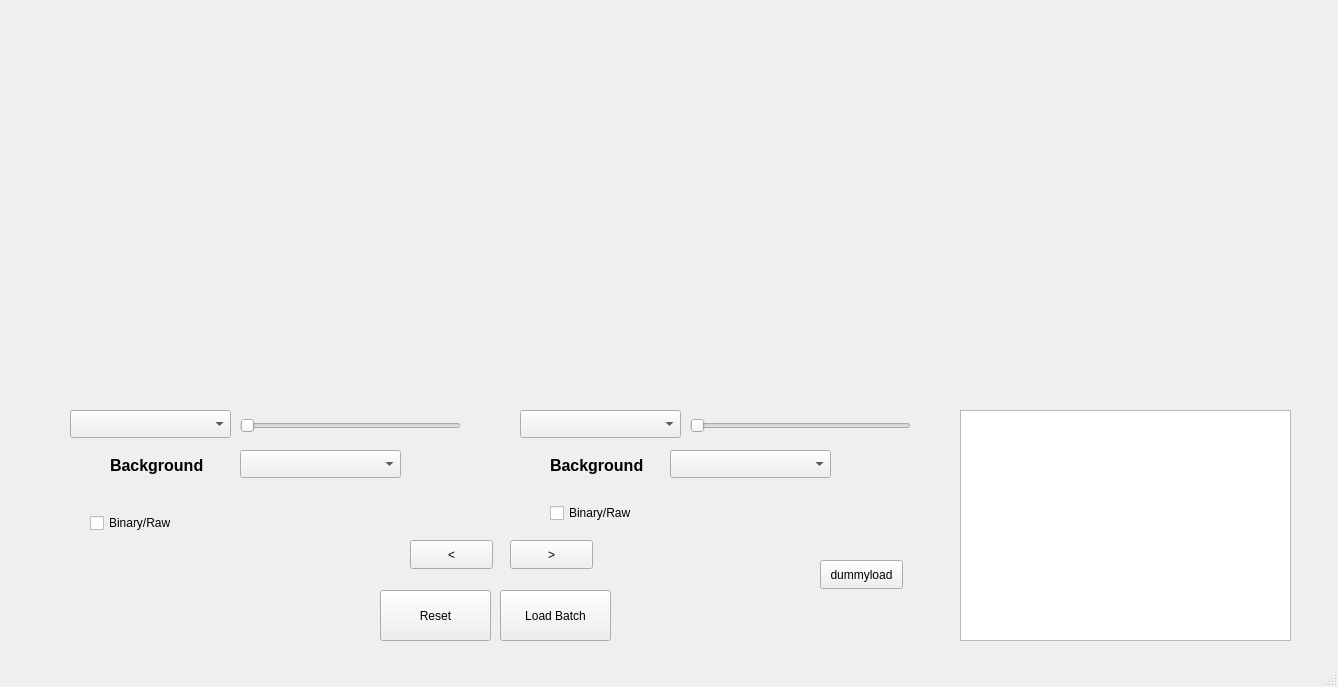
Above: form.ui from youssefshawki9/uncertainty-interactive-visualization before the change. Below: the same form after it.
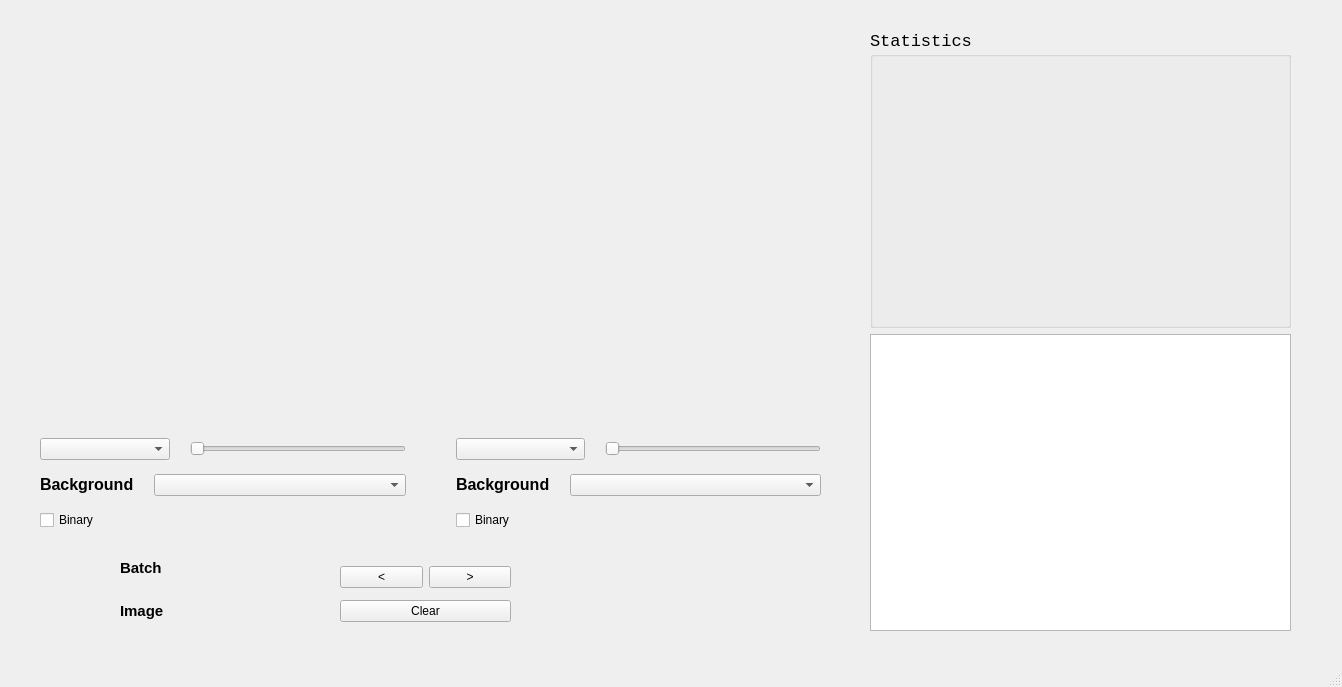
That is the form after the change.

Commit message: Some metrics added + polished UI

Patch:
```diff
--- a/form.ui
+++ b/form.ui
@@ -6,267 +6,331 @@
    <rect>
     <x>0</x>
     <y>0</y>
-    <width>1338</width>
+    <width>1342</width>
     <height>687</height>
    </rect>
   </property>
+  <property name="sizePolicy">
+   <sizepolicy hsizetype="MinimumExpanding" vsizetype="MinimumExpanding">
+    <horstretch>0</horstretch>
+    <verstretch>0</verstretch>
+   </sizepolicy>
+  </property>
   <property name="windowTitle">
    <string>MainWindow</string>
   </property>
   <widget class="QWidget" name="centralwidget">
-   <widget class="QWidget" name="horizontalLayoutWidget">
+   <property name="sizePolicy">
+    <sizepolicy hsizetype="Fixed" vsizetype="Fixed">
+     <horstretch>0</horstretch>
+     <verstretch>0</verstretch>
+    </sizepolicy>
+   </property>
+   <widget class="QWidget" name="verticalLayoutWidget_2">
     <property name="geometry">
      <rect>
-      <x>130</x>
-      <y>20</y>
-      <width>331</width>
-      <height>381</height>
+      <x>120</x>
+      <y>550</y>
+      <width>160</width>
+      <height>80</height>
      </rect>
     </property>
-    <layout class="QHBoxLayout" name="horizontalLayout_1"/>
+    <layout class="QVBoxLayout" name="verticalLayout">
+     <item>
+      <widget class="QLabel" name="batchLabel">
+       <property name="font">
+        <font>
+         <pointsize>11</pointsize>
+         <bold>true</bold>
+        </font>
+       </property>
+       <property name="autoFillBackground">
+        <bool>false</bool>
+       </property>
+       <property name="text">
+        <string>&lt;html&gt;&lt;head/&gt;&lt;body&gt;&lt;p&gt;&lt;span style=&quot; font-size:11pt; font-weight:700;&quot;&gt;Batch&lt;/span&gt;&lt;/p&gt;&lt;/body&gt;&lt;/html&gt;</string>
+       </property>
+      </widget>
+     </item>
+     <item>
+      <widget class="QLabel" name="imageLabel">
+       <property name="font">
+        <font>
+         <pointsize>11</pointsize>
+         <bold>true</bold>
+        </font>
+       </property>
+       <property name="autoFillBackground">
+        <bool>false</bool>
+       </property>
+       <property name="text">
+        <string>&lt;html&gt;&lt;head/&gt;&lt;body&gt;&lt;p&gt;&lt;span style=&quot; font-size:11pt; font-weight:700;&quot;&gt;Image&lt;/span&gt;&lt;/p&gt;&lt;/body&gt;&lt;/html&gt;</string>
+       </property>
+      </widget>
+     </item>
+    </layout>
    </widget>
-   <widget class="QPushButton" name="pushButton_2">
+   <widget class="QLabel" name="dataframeLabel">
     <property name="geometry">
      <rect>
-      <x>380</x>
-      <y>590</y>
-      <width>111</width>
-      <height>51</height>
-     </rect>
-    </property>
-    <property name="text">
-     <string>Reset</string>
-    </property>
-   </widget>
-   <widget class="QPushButton" name="loadBatchButton">
-    <property name="geometry">
-     <rect>
-      <x>500</x>
-      <y>590</y>
-      <width>111</width>
-      <height>51</height>
-     </rect>
-    </property>
-    <property name="text">
-     <string>Load Batch</string>
-    </property>
-   </widget>
-   <widget class="QPushButton" name="prevButton">
-    <property name="geometry">
-     <rect>
-      <x>410</x>
-      <y>540</y>
-      <width>83</width>
-      <height>29</height>
-     </rect>
-    </property>
-    <property name="text">
-     <string>&lt;</string>
-    </property>
-   </widget>
-   <widget class="QPushButton" name="nextButton">
-    <property name="geometry">
-     <rect>
-      <x>510</x>
-      <y>540</y>
-      <width>83</width>
-      <height>29</height>
-     </rect>
-    </property>
-    <property name="text">
-     <string>&gt;</string>
-    </property>
-   </widget>
-   <widget class="QLabel" name="batchLabel">
-    <property name="geometry">
-     <rect>
-      <x>240</x>
-      <y>540</y>
-      <width>111</width>
-      <height>31</height>
-     </rect>
-    </property>
-    <property name="text">
-     <string/>
-    </property>
-   </widget>
-   <widget class="QLabel" name="imageLabel">
-    <property name="geometry">
-     <rect>
-      <x>210</x>
-      <y>510</y>
+      <x>630</x>
+      <y>570</y>
       <width>131</width>
-      <height>20</height>
+      <height>31</height>
      </rect>
     </property>
     <property name="text">
      <string/>
     </property>
    </widget>
-   <widget class="QSlider" name="ThresholdSlider_1">
+   <widget class="QWidget" name="layoutWidget">
     <property name="geometry">
      <rect>
-      <x>240</x>
-      <y>410</y>
-      <width>221</width>
-      <height>31</height>
+      <x>40</x>
+      <y>30</y>
+      <width>781</width>
+      <height>391</height>
      </rect>
     </property>
-    <property name="orientation">
-     <enum>Qt::Orientation::Horizontal</enum>
-    </property>
+    <layout class="QHBoxLayout" name="horizontalLayout_8">
+     <property name="spacing">
+      <number>30</number>
+     </property>
+     <item>
+      <layout class="QHBoxLayout" name="horizontalLayout_1">
+       <property name="spacing">
+        <number>50</number>
+       </property>
+       <property name="sizeConstraint">
+        <enum>QLayout::SizeConstraint::SetFixedSize</enum>
+       </property>
+      </layout>
+     </item>
+     <item>
+      <layout class="QHBoxLayout" name="horizontalLayout_2">
+       <property name="spacing">
+        <number>50</number>
+       </property>
+       <property name="sizeConstraint">
+        <enum>QLayout::SizeConstraint::SetFixedSize</enum>
+       </property>
+      </layout>
+     </item>
+    </layout>
    </widget>
-   <widget class="QWidget" name="horizontalLayoutWidget_2">
+   <widget class="QWidget" name="layoutWidget">
     <property name="geometry">
      <rect>
-      <x>520</x>
-      <y>20</y>
-      <width>331</width>
-      <height>381</height>
+      <x>40</x>
+      <y>430</y>
+      <width>781</width>
+      <height>111</height>
      </rect>
     </property>
-    <layout class="QHBoxLayout" name="horizontalLayout_2"/>
+    <layout class="QGridLayout" name="gridLayout">
+     <property name="horizontalSpacing">
+      <number>50</number>
+     </property>
+     <item row="0" column="0">
+      <layout class="QHBoxLayout" name="horizontalLayout_6" stretch="3,5">
+       <property name="spacing">
+        <number>20</number>
+       </property>
+       <item>
+        <widget class="QComboBox" name="ComboBoxForeground1">
+         <property name="sizePolicy">
+          <sizepolicy hsizetype="Ignored" vsizetype="Fixed">
+           <horstretch>0</horstretch>
+           <verstretch>0</verstretch>
+          </sizepolicy>
+         </property>
+        </widget>
+       </item>
+       <item>
+        <widget class="QSlider" name="ThresholdSlider_1">
+         <property name="sizePolicy">
+          <sizepolicy hsizetype="Preferred" vsizetype="Fixed">
+           <horstretch>0</horstretch>
+           <verstretch>0</verstretch>
+          </sizepolicy>
+         </property>
+         <property name="orientation">
+          <enum>Qt::Orientation::Horizontal</enum>
+         </property>
+        </widget>
+       </item>
+      </layout>
+     </item>
+     <item row="3" column="2">
+      <layout class="QHBoxLayout" name="horizontalLayout_3">
+       <property name="spacing">
+        <number>20</number>
+       </property>
+       <property name="sizeConstraint">
+        <enum>QLayout::SizeConstraint::SetMaximumSize</enum>
+       </property>
+       <item>
+        <widget class="QLabel" name="label_2">
+         <property name="sizePolicy">
+          <sizepolicy hsizetype="Preferred" vsizetype="Maximum">
+           <horstretch>0</horstretch>
+           <verstretch>0</verstretch>
+          </sizepolicy>
+         </property>
+         <property name="text">
+          <string>&lt;html&gt;&lt;head/&gt;&lt;body&gt;&lt;p&gt;&lt;span style=&quot; font-size:12pt; font-weight:700;&quot;&gt;Background&lt;/span&gt;&lt;/p&gt;&lt;/body&gt;&lt;/html&gt;</string>
+         </property>
+        </widget>
+       </item>
+       <item>
+        <widget class="QComboBox" name="ComboBoxBackground2">
+         <property name="sizePolicy">
+          <sizepolicy hsizetype="MinimumExpanding" vsizetype="Fixed">
+           <horstretch>0</horstretch>
+           <verstretch>0</verstretch>
+          </sizepolicy>
+         </property>
+        </widget>
+       </item>
+      </layout>
+     </item>
+     <item row="0" column="2">
+      <layout class="QHBoxLayout" name="horizontalLayout_5" stretch="3,5">
+       <property name="spacing">
+        <number>20</number>
+       </property>
+       <item>
+        <widget class="QComboBox" name="ComboBoxForeground2"/>
+       </item>
+       <item>
+        <widget class="QSlider" name="ThresholdSlider_2">
+         <property name="orientation">
+          <enum>Qt::Orientation::Horizontal</enum>
+         </property>
+        </widget>
+       </item>
+      </layout>
+     </item>
+     <item row="3" column="0">
+      <layout class="QHBoxLayout" name="horizontalLayout_4">
+       <property name="spacing">
+        <number>20</number>
+       </property>
+       <property name="sizeConstraint">
+        <enum>QLayout::SizeConstraint::SetMaximumSize</enum>
+       </property>
+       <item>
+        <widget class="QLabel" name="label">
+         <property name="sizePolicy">
+          <sizepolicy hsizetype="Preferred" vsizetype="Maximum">
+           <horstretch>0</horstretch>
+           <verstretch>0</verstretch>
+          </sizepolicy>
+         </property>
+         <property name="text">
+          <string>&lt;html&gt;&lt;head/&gt;&lt;body&gt;&lt;p&gt;&lt;span style=&quot; font-size:12pt; font-weight:700;&quot;&gt;Background&lt;/span&gt;&lt;/p&gt;&lt;/body&gt;&lt;/html&gt;</string>
+         </property>
+        </widget>
+       </item>
+       <item>
+        <widget class="QComboBox" name="ComboBoxBackground1">
+         <property name="sizePolicy">
+          <sizepolicy hsizetype="MinimumExpanding" vsizetype="Fixed">
+           <horstretch>0</horstretch>
+           <verstretch>0</verstretch>
+          </sizepolicy>
+         </property>
+        </widget>
+       </item>
+      </layout>
+     </item>
+     <item row="4" column="0">
+      <widget class="QCheckBox" name="checkBoxBinarize1">
+       <property name="text">
+        <string>Binary</string>
+       </property>
+      </widget>
+     </item>
+     <item row="4" column="2">
+      <widget class="QCheckBox" name="checkBoxBinarize2">
+       <property name="text">
+        <string>Binary</string>
+       </property>
+      </widget>
+     </item>
+    </layout>
    </widget>
-   <widget class="QSlider" name="ThresholdSlider_2">
+   <widget class="QWidget" name="layoutWidget">
     <property name="geometry">
      <rect>
-      <x>690</x>
-      <y>410</y>
-      <width>221</width>
-      <height>31</height>
-     </rect>
-    </property>
-    <property name="orientation">
-     <enum>Qt::Orientation::Horizontal</enum>
-    </property>
-   </widget>
-   <widget class="QComboBox" name="ComboBoxForeground2">
-    <property name="geometry">
-     <rect>
-      <x>520</x>
-      <y>410</y>
-      <width>161</width>
-      <height>28</height>
-     </rect>
-    </property>
-   </widget>
-   <widget class="QComboBox" name="ComboBoxForeground1">
-    <property name="geometry">
-     <rect>
-      <x>70</x>
-      <y>410</y>
-      <width>161</width>
-      <height>28</height>
-     </rect>
-    </property>
-   </widget>
-   <widget class="QPushButton" name="dummyLoadButton">
-    <property name="geometry">
-     <rect>
-      <x>820</x>
+      <x>340</x>
       <y>560</y>
-      <width>83</width>
-      <height>29</height>
+      <width>171</width>
+      <height>69</height>
      </rect>
     </property>
-    <property name="text">
-     <string>dummyload</string>
-    </property>
+    <layout class="QVBoxLayout" name="verticalLayout_2">
+     <item>
+      <layout class="QHBoxLayout" name="horizontalLayout_7">
+       <item>
+        <widget class="QPushButton" name="prevButton">
+         <property name="text">
+          <string>&lt;</string>
+         </property>
+        </widget>
+       </item>
+       <item>
+        <widget class="QPushButton" name="nextButton">
+         <property name="text">
+          <string>&gt;</string>
+         </property>
+        </widget>
+       </item>
+      </layout>
+     </item>
+     <item>
+      <widget class="QPushButton" name="pushButton_2">
+       <property name="text">
+        <string>Clear</string>
+       </property>
+      </widget>
+     </item>
+    </layout>
    </widget>
-   <widget class="QLabel" name="dataframeLabel">
+   <widget class="QWidget" name="layoutWidget">
     <property name="geometry">
      <rect>
-      <x>140</x>
-      <y>490</y>
-      <width>161</width>
-      <height>20</height>
+      <x>870</x>
+      <y>30</y>
+      <width>421</width>
+      <height>601</height>
      </rect>
     </property>
-    <property name="text">
-     <string/>
-    </property>
-   </widget>
-   <widget class="QComboBox" name="ComboBoxBackground1">
-    <property name="geometry">
-     <rect>
-      <x>240</x>
-      <y>450</y>
-      <width>161</width>
-      <height>28</height>
-     </rect>
-    </property>
-   </widget>
-   <widget class="QComboBox" name="ComboBoxBackground2">
-    <property name="geometry">
-     <rect>
-      <x>670</x>
-      <y>450</y>
-      <width>161</width>
-      <height>28</height>
-     </rect>
-    </property>
-   </widget>
-   <widget class="QCheckBox" name="checkBoxBinarize1">
-    <property name="geometry">
-     <rect>
-      <x>90</x>
-      <y>510</y>
-      <width>111</width>
-      <height>26</height>
-     </rect>
-    </property>
-    <property name="text">
-     <string>Binary/Raw</string>
-    </property>
-   </widget>
-   <widget class="QCheckBox" name="checkBoxBinarize2">
-    <property name="geometry">
-     <rect>
-      <x>550</x>
-      <y>500</y>
-      <width>111</width>
-      <height>26</height>
-     </rect>
-    </property>
-    <property name="text">
-     <string>Binary/Raw</string>
-    </property>
-   </widget>
-   <widget class="QLabel" name="label">
-    <property name="geometry">
-     <rect>
-      <x>110</x>
-      <y>450</y>
-      <width>121</width>
-      <height>31</height>
-     </rect>
-    </property>
-    <property name="text">
-     <string>&lt;html&gt;&lt;head/&gt;&lt;body&gt;&lt;p&gt;&lt;span style=&quot; font-size:12pt; font-weight:700;&quot;&gt;Background&lt;/span&gt;&lt;/p&gt;&lt;/body&gt;&lt;/html&gt;</string>
-    </property>
-   </widget>
-   <widget class="QLabel" name="label_2">
-    <property name="geometry">
-     <rect>
-      <x>550</x>
-      <y>450</y>
-      <width>121</width>
-      <height>31</height>
-     </rect>
-    </property>
-    <property name="text">
-     <string>&lt;html&gt;&lt;head/&gt;&lt;body&gt;&lt;p&gt;&lt;span style=&quot; font-size:12pt; font-weight:700;&quot;&gt;Background&lt;/span&gt;&lt;/p&gt;&lt;/body&gt;&lt;/html&gt;</string>
-    </property>
-   </widget>
-   <widget class="QTableView" name="imagesTable">
-    <property name="geometry">
-     <rect>
-      <x>960</x>
-      <y>410</y>
-      <width>331</width>
-      <height>231</height>
-     </rect>
-    </property>
+    <layout class="QVBoxLayout" name="verticalLayout_3">
+     <item>
+      <widget class="QGroupBox" name="statsGroupBox">
+       <property name="font">
+        <font>
+         <family>Consolas</family>
+         <pointsize>13</pointsize>
+        </font>
+       </property>
+       <property name="title">
+        <string>Statistics</string>
+       </property>
+      </widget>
+     </item>
+     <item>
+      <widget class="QTableView" name="imagesTable">
+       <property name="sizePolicy">
+        <sizepolicy hsizetype="Preferred" vsizetype="Preferred">
+         <horstretch>0</horstretch>
+         <verstretch>0</verstretch>
+        </sizepolicy>
+       </property>
+      </widget>
+     </item>
+    </layout>
    </widget>
   </widget>
   <widget class="QStatusBar" name="statusbar"/>
```
The commit also changes 1 other file.
